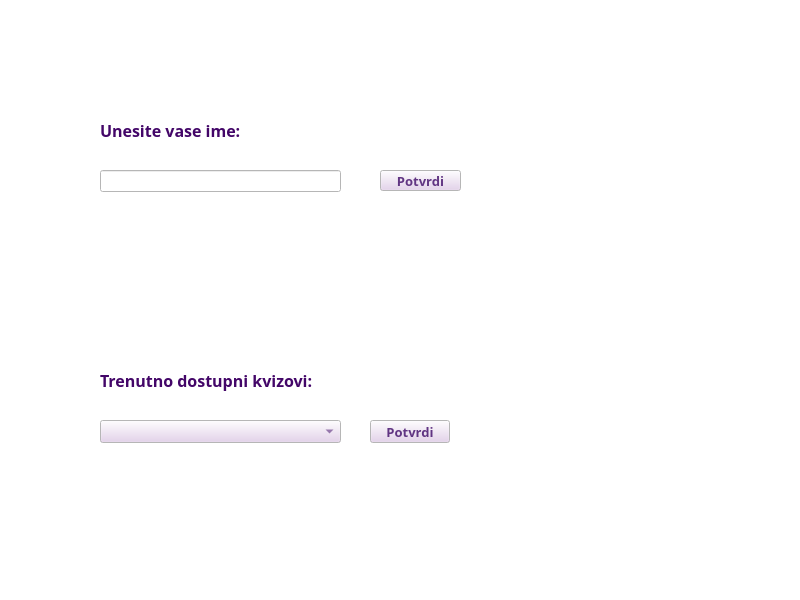
The window that game.ui (sMirkovicc/qt_kviz) describes before a commit, drawn with Qt 5.
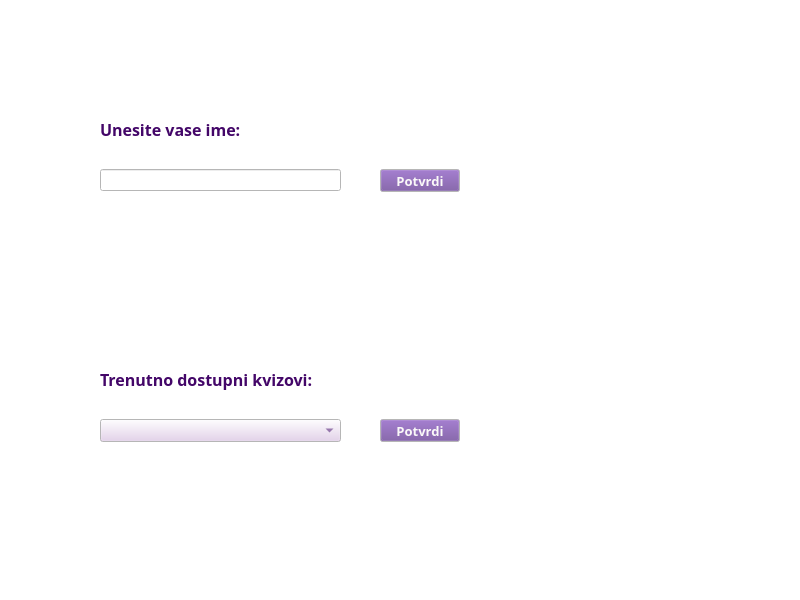
The same window after the commit.

The edit to the form file:
```diff
--- a/game.ui
+++ b/game.ui
@@ -363,33 +363,23 @@
   <property name="windowTitle">
    <string>Pocetak</string>
   </property>
-  <widget class="QPushButton" name="pushButton_InsertName">
+  <widget class="QStackedWidget" name="stackedWidget">
+   <property name="geometry">
+    <rect>
+     <x>0</x>
+     <y>-1</y>
+     <width>801</width>
+     <height>601</height>
+    </rect>
+   </property>
+   <widget class="QWidget" name="page">
+    <widget class="QPushButton" name="pushButton_insertName">
    <property name="geometry">
     <rect>
      <x>380</x>
      <y>170</y>
-     <width>81</width>
-     <height>21</height>
-    </rect>
-   </property>
-   <property name="font">
-    <font>
-     <family>Sawasdee</family>
-     <pointsize>10</pointsize>
-     <bold>true</bold>
-    </font>
-   </property>
-   <property name="text">
-    <string>Potvrdi</string>
-   </property>
-  </widget>
-  <widget class="QLabel" name="label">
-   <property name="geometry">
-    <rect>
-     <x>100</x>
-     <y>120</y>
-     <width>201</width>
-     <height>21</height>
+       <width>80</width>
+       <height>23</height>
     </rect>
    </property>
    <property name="palette">
@@ -407,9 +397,9 @@
       <colorrole role="Button">
        <brush brushstyle="SolidPattern">
         <color alpha="255">
-         <red>227</red>
-         <green>205</green>
-         <blue>236</blue>
+           <red>114</red>
+           <green>75</green>
+           <blue>156</blue>
         </color>
        </brush>
       </colorrole>
@@ -425,9 +415,36 @@
       <colorrole role="ButtonText">
        <brush brushstyle="SolidPattern">
         <color alpha="255">
-         <red>97</red>
-         <green>53</green>
-         <blue>131</blue>
+           <red>250</red>
+           <green>249</green>
+           <blue>248</blue>
+          </color>
+         </brush>
+        </colorrole>
+        <colorrole role="Base">
+         <brush brushstyle="SolidPattern">
+          <color alpha="255">
+           <red>255</red>
+           <green>255</green>
+           <blue>255</blue>
+          </color>
+         </brush>
+        </colorrole>
+        <colorrole role="Window">
+         <brush brushstyle="SolidPattern">
+          <color alpha="255">
+           <red>255</red>
+           <green>255</green>
+           <blue>255</blue>
+          </color>
+         </brush>
+        </colorrole>
+        <colorrole role="Shadow">
+         <brush brushstyle="SolidPattern">
+          <color alpha="255">
+           <red>67</red>
+           <green>6</green>
+           <blue>104</blue>
         </color>
        </brush>
       </colorrole>
@@ -440,6 +457,42 @@
         </color>
        </brush>
       </colorrole>
+        <colorrole role="Link">
+         <brush brushstyle="SolidPattern">
+          <color alpha="255">
+           <red>178</red>
+           <green>87</green>
+           <blue>224</blue>
+          </color>
+         </brush>
+        </colorrole>
+        <colorrole role="ToolTipText">
+         <brush brushstyle="SolidPattern">
+          <color alpha="255">
+           <red>67</red>
+           <green>6</green>
+           <blue>104</blue>
+          </color>
+         </brush>
+        </colorrole>
+        <colorrole role="PlaceholderText">
+         <brush brushstyle="SolidPattern">
+          <color alpha="255">
+           <red>67</red>
+           <green>6</green>
+           <blue>104</blue>
+          </color>
+         </brush>
+        </colorrole>
+        <colorrole role="Accent">
+         <brush brushstyle="SolidPattern">
+          <color alpha="255">
+           <red>150</red>
+           <green>136</green>
+           <blue>238</blue>
+          </color>
+         </brush>
+        </colorrole>
      </active>
      <inactive>
       <colorrole role="WindowText">
@@ -454,9 +507,9 @@
       <colorrole role="Button">
        <brush brushstyle="SolidPattern">
         <color alpha="255">
-         <red>227</red>
-         <green>205</green>
-         <blue>236</blue>
+           <red>114</red>
+           <green>75</green>
+           <blue>156</blue>
         </color>
        </brush>
       </colorrole>
@@ -472,9 +525,36 @@
       <colorrole role="ButtonText">
        <brush brushstyle="SolidPattern">
         <color alpha="255">
-         <red>97</red>
-         <green>53</green>
-         <blue>131</blue>
+           <red>250</red>
+           <green>249</green>
+           <blue>248</blue>
+          </color>
+         </brush>
+        </colorrole>
+        <colorrole role="Base">
+         <brush brushstyle="SolidPattern">
+          <color alpha="255">
+           <red>255</red>
+           <green>255</green>
+           <blue>255</blue>
+          </color>
+         </brush>
+        </colorrole>
+        <colorrole role="Window">
+         <brush brushstyle="SolidPattern">
+          <color alpha="255">
+           <red>255</red>
+           <green>255</green>
+           <blue>255</blue>
+          </color>
+         </brush>
+        </colorrole>
+        <colorrole role="Shadow">
+         <brush brushstyle="SolidPattern">
+          <color alpha="255">
+           <red>67</red>
+           <green>6</green>
+           <blue>104</blue>
         </color>
        </brush>
       </colorrole>
@@ -487,14 +567,158 @@
         </color>
        </brush>
       </colorrole>
+        <colorrole role="Link">
+         <brush brushstyle="SolidPattern">
+          <color alpha="255">
+           <red>178</red>
+           <green>87</green>
+           <blue>224</blue>
+          </color>
+         </brush>
+        </colorrole>
+        <colorrole role="ToolTipText">
+         <brush brushstyle="SolidPattern">
+          <color alpha="255">
+           <red>67</red>
+           <green>6</green>
+           <blue>104</blue>
+          </color>
+         </brush>
+        </colorrole>
+        <colorrole role="PlaceholderText">
+         <brush brushstyle="SolidPattern">
+          <color alpha="255">
+           <red>67</red>
+           <green>6</green>
+           <blue>104</blue>
+          </color>
+         </brush>
+        </colorrole>
+        <colorrole role="Accent">
+         <brush brushstyle="SolidPattern">
+          <color alpha="255">
+           <red>150</red>
+           <green>136</green>
+           <blue>238</blue>
+          </color>
+         </brush>
+        </colorrole>
      </inactive>
      <disabled>
+        <colorrole role="WindowText">
+         <brush brushstyle="SolidPattern">
+          <color alpha="255">
+           <red>201</red>
+           <green>169</green>
+           <blue>228</blue>
+          </color>
+         </brush>
+        </colorrole>
       <colorrole role="Button">
        <brush brushstyle="SolidPattern">
         <color alpha="255">
-         <red>227</red>
-         <green>205</green>
-         <blue>236</blue>
+           <red>114</red>
+           <green>75</green>
+           <blue>156</blue>
+          </color>
+         </brush>
+        </colorrole>
+        <colorrole role="Text">
+         <brush brushstyle="SolidPattern">
+          <color alpha="255">
+           <red>201</red>
+           <green>169</green>
+           <blue>228</blue>
+          </color>
+         </brush>
+        </colorrole>
+        <colorrole role="ButtonText">
+         <brush brushstyle="SolidPattern">
+          <color alpha="255">
+           <red>201</red>
+           <green>169</green>
+           <blue>228</blue>
+          </color>
+         </brush>
+        </colorrole>
+        <colorrole role="Base">
+         <brush brushstyle="SolidPattern">
+          <color alpha="255">
+           <red>255</red>
+           <green>255</green>
+           <blue>255</blue>
+          </color>
+         </brush>
+        </colorrole>
+        <colorrole role="Window">
+         <brush brushstyle="SolidPattern">
+          <color alpha="255">
+           <red>255</red>
+           <green>255</green>
+           <blue>255</blue>
+          </color>
+         </brush>
+        </colorrole>
+        <colorrole role="Shadow">
+         <brush brushstyle="SolidPattern">
+          <color alpha="255">
+           <red>67</red>
+           <green>6</green>
+           <blue>104</blue>
+          </color>
+         </brush>
+        </colorrole>
+        <colorrole role="Highlight">
+         <brush brushstyle="SolidPattern">
+          <color alpha="255">
+           <red>201</red>
+           <green>169</green>
+           <blue>228</blue>
+          </color>
+         </brush>
+        </colorrole>
+        <colorrole role="HighlightedText">
+         <brush brushstyle="SolidPattern">
+          <color alpha="255">
+           <red>201</red>
+           <green>169</green>
+           <blue>228</blue>
+          </color>
+         </brush>
+        </colorrole>
+        <colorrole role="Link">
+         <brush brushstyle="SolidPattern">
+          <color alpha="255">
+           <red>178</red>
+           <green>87</green>
+           <blue>224</blue>
+          </color>
+         </brush>
+        </colorrole>
+        <colorrole role="ToolTipText">
+         <brush brushstyle="SolidPattern">
+          <color alpha="255">
+           <red>67</red>
+           <green>6</green>
+           <blue>104</blue>
+          </color>
+         </brush>
+        </colorrole>
+        <colorrole role="PlaceholderText">
+         <brush brushstyle="SolidPattern">
+          <color alpha="255">
+           <red>67</red>
+           <green>6</green>
+           <blue>104</blue>
+          </color>
+         </brush>
+        </colorrole>
+        <colorrole role="Accent">
+         <brush brushstyle="SolidPattern">
+          <color alpha="255">
+           <red>150</red>
+           <green>136</green>
+           <blue>238</blue>
         </color>
        </brush>
       </colorrole>
@@ -504,12 +728,12 @@
    <property name="font">
     <font>
      <family>Sawasdee</family>
-     <pointsize>12</pointsize>
+       <pointsize>10</pointsize>
      <bold>true</bold>
     </font>
    </property>
    <property name="text">
-    <string>Unesite vase ime:</string>
+      <string>Potvrdi</string>
    </property>
   </widget>
   <widget class="QLineEdit" name="insertName">
@@ -529,52 +753,124 @@
     </font>
    </property>
   </widget>
-  <widget class="QComboBox" name="comboBox_quizSelection">
+    <widget class="QLabel" name="label">
    <property name="geometry">
     <rect>
      <x>100</x>
-     <y>420</y>
-     <width>241</width>
-     <height>23</height>
-    </rect>
-   </property>
-   <property name="font">
-    <font>
-     <family>Sawasdee</family>
-     <pointsize>10</pointsize>
-     <bold>true</bold>
-    </font>
-   </property>
-  </widget>
-  <widget class="QPushButton" name="pushButton_QuizSelection">
-   <property name="geometry">
-    <rect>
-     <x>370</x>
-     <y>420</y>
-     <width>80</width>
-     <height>23</height>
-    </rect>
-   </property>
-   <property name="font">
-    <font>
-     <family>Sawasdee</family>
-     <pointsize>10</pointsize>
-     <bold>true</bold>
-    </font>
-   </property>
-   <property name="text">
-    <string>Potvrdi</string>
-   </property>
-  </widget>
-  <widget class="QLabel" name="label_2">
-   <property name="geometry">
-    <rect>
-     <x>100</x>
-     <y>370</y>
-     <width>271</width>
+       <y>120</y>
+       <width>201</width>
      <height>21</height>
     </rect>
    </property>
+     <property name="palette">
+      <palette>
+       <active>
+        <colorrole role="WindowText">
+         <brush brushstyle="SolidPattern">
+          <color alpha="255">
+           <red>67</red>
+           <green>6</green>
+           <blue>104</blue>
+          </color>
+         </brush>
+        </colorrole>
+        <colorrole role="Button">
+         <brush brushstyle="SolidPattern">
+          <color alpha="255">
+           <red>227</red>
+           <green>205</green>
+           <blue>236</blue>
+          </color>
+         </brush>
+        </colorrole>
+        <colorrole role="Text">
+         <brush brushstyle="SolidPattern">
+          <color alpha="255">
+           <red>97</red>
+           <green>53</green>
+           <blue>131</blue>
+          </color>
+         </brush>
+        </colorrole>
+        <colorrole role="ButtonText">
+         <brush brushstyle="SolidPattern">
+          <color alpha="255">
+           <red>97</red>
+           <green>53</green>
+           <blue>131</blue>
+          </color>
+         </brush>
+        </colorrole>
+        <colorrole role="Highlight">
+         <brush brushstyle="SolidPattern">
+          <color alpha="255">
+           <red>150</red>
+           <green>136</green>
+           <blue>238</blue>
+          </color>
+         </brush>
+        </colorrole>
+       </active>
+       <inactive>
+        <colorrole role="WindowText">
+         <brush brushstyle="SolidPattern">
+          <color alpha="255">
+           <red>67</red>
+           <green>6</green>
+           <blue>104</blue>
+          </color>
+         </brush>
+        </colorrole>
+        <colorrole role="Button">
+         <brush brushstyle="SolidPattern">
+          <color alpha="255">
+           <red>227</red>
+           <green>205</green>
+           <blue>236</blue>
+          </color>
+         </brush>
+        </colorrole>
+        <colorrole role="Text">
+         <brush brushstyle="SolidPattern">
+          <color alpha="255">
+           <red>97</red>
+           <green>53</green>
+           <blue>131</blue>
+          </color>
+         </brush>
+        </colorrole>
+        <colorrole role="ButtonText">
+         <brush brushstyle="SolidPattern">
+          <color alpha="255">
+           <red>97</red>
+           <green>53</green>
+           <blue>131</blue>
+          </color>
+         </brush>
+        </colorrole>
+        <colorrole role="Highlight">
+         <brush brushstyle="SolidPattern">
+          <color alpha="255">
+           <red>150</red>
+           <green>136</green>
+           <blue>238</blue>
+          </color>
+         </brush>
+        </colorrole>
+       </inactive>
+       <disabled>
+        <colorrole role="Button">
+         <brush brushstyle="SolidPattern">
+          <color alpha="255">
+           <red>227</red>
+           <green>205</green>
+           <blue>236</blue>
+          </color>
+         </brush>
+        </colorrole>
+       </disabled>
+      </palette>
+     </property>
    <property name="font">
     <font>
      <family>Sawasdee</family>
@@ -583,7 +879,370 @@
     </font>
    </property>
    <property name="text">
-    <string>Trenutno dostupni kvizovi:</string>
+      <string>Unesite vase ime:</string>
+     </property>
+    </widget>
+    <widget class="QPushButton" name="pushButton_quizSelection">
+     <property name="geometry">
+      <rect>
+       <x>380</x>
+       <y>420</y>
+       <width>80</width>
+       <height>23</height>
+      </rect>
+     </property>
+     <property name="palette">
+      <palette>
+       <active>
+        <colorrole role="WindowText">
+         <brush brushstyle="SolidPattern">
+          <color alpha="255">
+           <red>67</red>
+           <green>6</green>
+           <blue>104</blue>
+          </color>
+         </brush>
+        </colorrole>
+        <colorrole role="Button">
+         <brush brushstyle="SolidPattern">
+          <color alpha="255">
+           <red>114</red>
+           <green>75</green>
+           <blue>156</blue>
+          </color>
+         </brush>
+        </colorrole>
+        <colorrole role="Text">
+         <brush brushstyle="SolidPattern">
+          <color alpha="255">
+           <red>97</red>
+           <green>53</green>
+           <blue>131</blue>
+          </color>
+         </brush>
+        </colorrole>
+        <colorrole role="ButtonText">
+         <brush brushstyle="SolidPattern">
+          <color alpha="255">
+           <red>250</red>
+           <green>249</green>
+           <blue>248</blue>
+          </color>
+         </brush>
+        </colorrole>
+        <colorrole role="Base">
+         <brush brushstyle="SolidPattern">
+          <color alpha="255">
+           <red>255</red>
+           <green>255</green>
+           <blue>255</blue>
+          </color>
+         </brush>
+        </colorrole>
+        <colorrole role="Window">
+         <brush brushstyle="SolidPattern">
+          <color alpha="255">
+           <red>255</red>
+           <green>255</green>
+           <blue>255</blue>
+          </color>
+         </brush>
+        </colorrole>
+        <colorrole role="Shadow">
+         <brush brushstyle="SolidPattern">
+          <color alpha="255">
+           <red>67</red>
+           <green>6</green>
+           <blue>104</blue>
+          </color>
+         </brush>
+        </colorrole>
+        <colorrole role="Highlight">
+         <brush brushstyle="SolidPattern">
+          <color alpha="255">
+           <red>150</red>
+           <green>136</green>
+           <blue>238</blue>
+          </color>
+         </brush>
+        </colorrole>
+        <colorrole role="Link">
+         <brush brushstyle="SolidPattern">
+          <color alpha="255">
+           <red>178</red>
+           <green>87</green>
+           <blue>224</blue>
+          </color>
+         </brush>
+        </colorrole>
+        <colorrole role="ToolTipText">
+         <brush brushstyle="SolidPattern">
+          <color alpha="255">
+           <red>67</red>
+           <green>6</green>
+           <blue>104</blue>
+          </color>
+         </brush>
+        </colorrole>
+        <colorrole role="PlaceholderText">
+         <brush brushstyle="SolidPattern">
+          <color alpha="255">
+           <red>67</red>
+           <green>6</green>
+           <blue>104</blue>
+          </color>
+         </brush>
+        </colorrole>
+        <colorrole role="Accent">
+         <brush brushstyle="SolidPattern">
+          <color alpha="255">
+           <red>150</red>
+           <green>136</green>
+           <blue>238</blue>
+          </color>
+         </brush>
+        </colorrole>
+       </active>
+       <inactive>
+        <colorrole role="WindowText">
+         <brush brushstyle="SolidPattern">
+          <color alpha="255">
+           <red>67</red>
+           <green>6</green>
+           <blue>104</blue>
+          </color>
+         </brush>
+        </colorrole>
+        <colorrole role="Button">
+         <brush brushstyle="SolidPattern">
+          <color alpha="255">
+           <red>114</red>
+           <green>75</green>
+           <blue>156</blue>
+          </color>
+         </brush>
+        </colorrole>
+        <colorrole role="Text">
+         <brush brushstyle="SolidPattern">
+          <color alpha="255">
+           <red>97</red>
+           <green>53</green>
+           <blue>131</blue>
+          </color>
+         </brush>
+        </colorrole>
+        <colorrole role="ButtonText">
+         <brush brushstyle="SolidPattern">
+          <color alpha="255">
+           <red>250</red>
+           <green>249</green>
+           <blue>248</blue>
+          </color>
+         </brush>
+        </colorrole>
+        <colorrole role="Base">
+         <brush brushstyle="SolidPattern">
+          <color alpha="255">
+           <red>255</red>
+           <green>255</green>
+           <blue>255</blue>
+          </color>
+         </brush>
+        </colorrole>
+        <colorrole role="Window">
+         <brush brushstyle="SolidPattern">
+          <color alpha="255">
+           <red>255</red>
+           <green>255</green>
+           <blue>255</blue>
+          </color>
+         </brush>
+        </colorrole>
+        <colorrole role="Shadow">
+         <brush brushstyle="SolidPattern">
+          <color alpha="255">
+           <red>67</red>
+           <green>6</green>
+           <blue>104</blue>
+          </color>
+         </brush>
+        </colorrole>
+        <colorrole role="Highlight">
+         <brush brushstyle="SolidPattern">
+          <color alpha="255">
+           <red>150</red>
+           <green>136</green>
+           <blue>238</blue>
+          </color>
+         </brush>
+        </colorrole>
+        <colorrole role="Link">
+         <brush brushstyle="SolidPattern">
+          <color alpha="255">
+           <red>178</red>
+           <green>87</green>
+           <blue>224</blue>
+          </color>
+         </brush>
+        </colorrole>
+        <colorrole role="ToolTipText">
+         <brush brushstyle="SolidPattern">
+          <color alpha="255">
+           <red>67</red>
+           <green>6</green>
+           <blue>104</blue>
+          </color>
+         </brush>
+        </colorrole>
+        <colorrole role="PlaceholderText">
+         <brush brushstyle="SolidPattern">
+          <color alpha="255">
+           <red>67</red>
+           <green>6</green>
+           <blue>104</blue>
+          </color>
+         </brush>
+        </colorrole>
+        <colorrole role="Accent">
+         <brush brushstyle="SolidPattern">
+          <color alpha="255">
+           <red>150</red>
+           <green>136</green>
+           <blue>238</blue>
+          </color>
+         </brush>
+        </colorrole>
+       </inactive>
+       <disabled>
+        <colorrole role="WindowText">
+         <brush brushstyle="SolidPattern">
+          <color alpha="255">
+           <red>201</red>
+           <green>169</green>
+           <blue>228</blue>
+          </color>
+         </brush>
+        </colorrole>
+        <colorrole role="Button">
+         <brush brushstyle="SolidPattern">
+          <color alpha="255">
+           <red>114</red>
+           <green>75</green>
+           <blue>156</blue>
+          </color>
+         </brush>
+        </colorrole>
+        <colorrole role="Text">
+         <brush brushstyle="SolidPattern">
+          <color alpha="255">
+           <red>201</red>
+           <green>169</green>
+           <blue>228</blue>
+          </color>
+         </brush>
+        </colorrole>
+        <colorrole role="ButtonText">
+         <brush brushstyle="SolidPattern">
+          <color alpha="255">
+           <red>201</red>
+           <green>169</green>
+           <blue>228</blue>
+          </color>
+         </brush>
+        </colorrole>
+        <colorrole role="Base">
+         <brush brushstyle="SolidPattern">
+          <color alpha="255">
+           <red>255</red>
+           <green>255</green>
+           <blue>255</blue>
+          </color>
+         </brush>
+        </colorrole>
+        <colorrole role="Window">
+         <brush brushstyle="SolidPattern">
+          <color alpha="255">
+           <red>255</red>
+           <green>255</green>
+           <blue>255</blue>
+          </color>
+         </brush>
+        </colorrole>
+        <colorrole role="Shadow">
+         <brush brushstyle="SolidPattern">
+          <color alpha="255">
+           <red>67</red>
+           <green>6</green>
+           <blue>104</blue>
+          </color>
+         </brush>
+        </colorrole>
+        <colorrole role="Highlight">
+         <brush brushstyle="SolidPattern">
+          <color alpha="255">
+           <red>201</red>
+           <green>169</green>
+           <blue>228</blue>
+          </color>
+         </brush>
+        </colorrole>
+        <colorrole role="HighlightedText">
+         <brush brushstyle="SolidPattern">
+          <color alpha="255">
+           <red>201</red>
+           <green>169</green>
+           <blue>228</blue>
+          </color>
+         </brush>
+        </colorrole>
+        <colorrole role="Link">
+         <brush brushstyle="SolidPattern">
+          <color alpha="255">
+           <red>178</red>
+           <green>87</green>
+           <blue>224</blue>
+          </color>
+         </brush>
+        </colorrole>
+        <colorrole role="ToolTipText">
+         <brush brushstyle="SolidPattern">
+          <color alpha="255">
+           <red>67</red>
+           <green>6</green>
+           <blue>104</blue>
+          </color>
+         </brush>
+        </colorrole>
+        <colorrole role="PlaceholderText">
+         <brush brushstyle="SolidPattern">
+          <color alpha="255">
+           <red>67</red>
+           <green>6</green>
+           <blue>104</blue>
+          </color>
+         </brush>
+        </colorrole>
+        <colorrole role="Accent">
+         <brush brushstyle="SolidPattern">
+          <color alpha="255">
+           <red>150</red>
+           <green>136</green>
+           <blue>238</blue>
+          </color>
+         </brush>
+        </colorrole>
+       </disabled>
+      </palette>
+     </property>
+     <property name="font">
+      <font>
+       <family>Sawasdee</family>
+       <pointsize>10</pointsize>
+       <bold>true</bold>
+      </font>
+     </property>
+     <property name="text">
+      <string>Potvrdi</string>
    </property>
   </widget>
   <widget class="QLabel" name="label_picture">
@@ -598,6 +1257,45 @@
    <property name="text">
     <string/>
    </property>
+    </widget>
+    <widget class="QLabel" name="label_2">
+     <property name="geometry">
+      <rect>
+       <x>100</x>
+       <y>370</y>
+       <width>271</width>
+       <height>21</height>
+      </rect>
+     </property>
+     <property name="font">
+      <font>
+       <family>Sawasdee</family>
+       <pointsize>12</pointsize>
+       <bold>true</bold>
+      </font>
+     </property>
+     <property name="text">
+      <string>Trenutno dostupni kvizovi:</string>
+     </property>
+    </widget>
+    <widget class="QComboBox" name="comboBox_quizSelection">
+     <property name="geometry">
+      <rect>
+       <x>100</x>
+       <y>420</y>
+       <width>241</width>
+       <height>23</height>
+      </rect>
+     </property>
+     <property name="font">
+      <font>
+       <family>Sawasdee</family>
+       <pointsize>10</pointsize>
+       <bold>true</bold>
+      </font>
+     </property>
+    </widget>
+   </widget>
   </widget>
  </widget>
  <resources/>
```
Left out of the diff: 2 changed lines with no effect on the pictures. Lines whose indentation alone changed are shown as unchanged.
